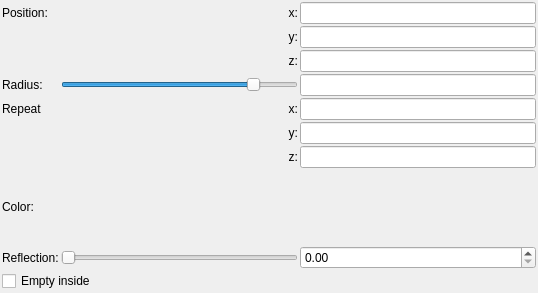
Before: the Qt Designer form mandelbulber2/qt_data/primitive_sphere.ui in buddhi1980/mandelbulber2, drawn with Qt 5.
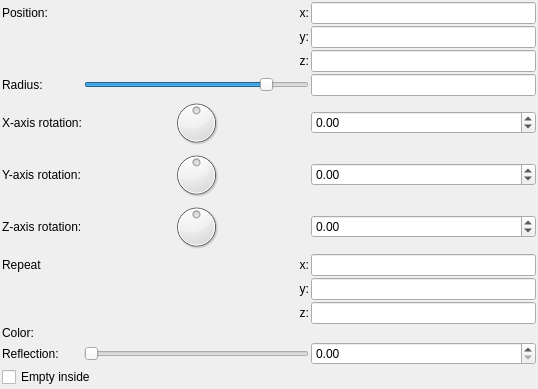
After: the same form once the commit is applied. Custom widgets are drawn as their Qt base class.

Commit message:
rotation for primitive_sphere to affect repeat
added rotation for sphere
added rotation to the ui file
cleaned up some code in primitives

The edit to the form file:
```diff
--- a/mandelbulber2/qt_data/primitive_sphere.ui
+++ b/mandelbulber2/qt_data/primitive_sphere.ui
@@ -34,8 +34,25 @@
      <property name="spacing">
       <number>2</number>
      </property>
-     <item row="4" column="2">
-      <widget class="MyLineEdit" name="vect3_repeat_x">
+     <item row="0" column="0">
+      <widget class="QLabel" name="label_10">
+       <property name="text">
+        <string>Position:</string>
+       </property>
+      </widget>
+     </item>     
+     <item row="0" column="1">
+      <widget class="QLabel" name="label_11">
+       <property name="text">
+        <string>x:</string>
+       </property>
+       <property name="alignment">
+        <set>Qt::AlignRight|Qt::AlignTrailing|Qt::AlignVCenter</set>
+       </property>
+      </widget>
+     </item>
+     <item row="0" column="2">
+      <widget class="MyLineEdit" name="vect3_position_x">
        <property name="sizePolicy">
         <sizepolicy hsizetype="Expanding" vsizetype="Maximum">
          <horstretch>0</horstretch>
@@ -44,25 +61,43 @@
        </property>
       </widget>
      </item>
-     <item row="8" column="1">
-      <widget class="QSlider" name="slider_reflection">
+     <item row="1" column="1">
+      <widget class="QLabel" name="label_12">
+       <property name="text">
+        <string>y:</string>
+       </property>
+       <property name="alignment">
+        <set>Qt::AlignRight|Qt::AlignTrailing|Qt::AlignVCenter</set>
+       </property>
+      </widget>
+     </item>
+     <item row="1" column="2">
+      <widget class="MyLineEdit" name="vect3_position_y">
        <property name="sizePolicy">
         <sizepolicy hsizetype="Expanding" vsizetype="Maximum">
          <horstretch>0</horstretch>
          <verstretch>0</verstretch>
         </sizepolicy>
        </property>
-       <property name="minimum">
-        <number>0</number>
+      </widget>
+     </item>
+     <item row="2" column="1">
+      <widget class="QLabel" name="label_13">
+       <property name="text">
+        <string>z:</string>
        </property>
-       <property name="maximum">
-        <number>100</number>
+       <property name="alignment">
+        <set>Qt::AlignRight|Qt::AlignTrailing|Qt::AlignVCenter</set>
        </property>
-       <property name="singleStep">
-        <number>1</number>
-       </property>
-       <property name="orientation">
-        <enum>Qt::Horizontal</enum>
+      </widget>
+     </item>
+     <item row="2" column="2">
+      <widget class="MyLineEdit" name="vect3_position_z">
+       <property name="sizePolicy">
+        <sizepolicy hsizetype="Expanding" vsizetype="Maximum">
+         <horstretch>0</horstretch>
+         <verstretch>0</verstretch>
+        </sizepolicy>
        </property>
       </widget>
      </item>
@@ -73,46 +108,6 @@
        </property>
       </widget>
      </item>
-     <item row="1" column="2">
-      <widget class="MyLineEdit" name="vect3_position_y">
-       <property name="sizePolicy">
-        <sizepolicy hsizetype="Expanding" vsizetype="Maximum">
-         <horstretch>0</horstretch>
-         <verstretch>0</verstretch>
-        </sizepolicy>
-       </property>
-      </widget>
-     </item>
-     <item row="6" column="1">
-      <widget class="QLabel" name="label_repeat_z_2">
-       <property name="text">
-        <string>z:</string>
-       </property>
-       <property name="alignment">
-        <set>Qt::AlignRight|Qt::AlignTrailing|Qt::AlignVCenter</set>
-       </property>
-      </widget>
-     </item>
-     <item row="4" column="1">
-      <widget class="QLabel" name="label_repeat_x_2">
-       <property name="text">
-        <string>x:</string>
-       </property>
-       <property name="alignment">
-        <set>Qt::AlignRight|Qt::AlignTrailing|Qt::AlignVCenter</set>
-       </property>
-      </widget>
-     </item>
-     <item row="0" column="1">
-      <widget class="QLabel" name="label_11">
-       <property name="text">
-        <string>x:</string>
-       </property>
-       <property name="alignment">
-        <set>Qt::AlignRight|Qt::AlignTrailing|Qt::AlignVCenter</set>
-       </property>
-      </widget>
-     </item>
      <item row="3" column="1">
       <widget class="QSlider" name="logslider_radius">
        <property name="sizePolicy">
@@ -149,97 +144,260 @@
       </widget>
      </item>
      <item row="4" column="0">
+      <widget class="QLabel" name="label_x_rotation">
+       <property name="text">
+        <string>X-axis rotation:</string>
+       </property>
+      </widget>
+     </item>
+     <item row="4" column="1">
+      <widget class="QDial" name="dial3_rotation_x">
+       <property name="minimum">
+        <number>-18000</number>
+       </property>
+       <property name="maximum">
+        <number>18000</number>
+       </property>
+       <property name="wrapping">
+        <bool>true</bool>
+       </property>
+      </widget>
+     </item>
+     <item row="4" column="2">
+      <widget class="MyDoubleSpinBox" name="spinboxd3_rotation_x">
+       <property name="sizePolicy">
+        <sizepolicy hsizetype="Minimum" vsizetype="Maximum">
+         <horstretch>0</horstretch>
+         <verstretch>0</verstretch>
+        </sizepolicy>
+       </property>
+       <property name="prefix">
+        <string/>
+       </property>
+       <property name="suffix">
+        <string/>
+       </property>
+       <property name="decimals">
+        <number>2</number>
+       </property>
+       <property name="minimum">
+        <double>-36000.000000000000000</double>
+       </property>
+       <property name="maximum">
+        <double>36000.000000000000000</double>
+       </property>
+       <property name="singleStep">
+        <double>0.100000000000000</double>
+       </property>
+      </widget>
+     </item>
+     <item row="5" column="0">
+      <widget class="QLabel" name="label_y_rotation">
+       <property name="text">
+        <string>Y-axis rotation:</string>
+       </property>
+      </widget>
+     </item>
+     <item row="5" column="1">
+      <widget class="QDial" name="dial3_rotation_y">
+       <property name="minimum">
+        <number>-18000</number>
+       </property>
+       <property name="maximum">
+        <number>18000</number>
+       </property>
+       <property name="wrapping">
+        <bool>true</bool>
+       </property>
+      </widget>
+     </item>
+     <item row="5" column="2">
+      <widget class="MyDoubleSpinBox" name="spinboxd3_rotation_y">
+       <property name="sizePolicy">
+        <sizepolicy hsizetype="Minimum" vsizetype="Maximum">
+         <horstretch>0</horstretch>
+         <verstretch>0</verstretch>
+        </sizepolicy>
+       </property>
+       <property name="prefix">
+        <string/>
+       </property>
+       <property name="suffix">
+        <string/>
+       </property>
+       <property name="decimals">
+        <number>2</number>
+       </property>
+       <property name="minimum">
+        <double>-36000.000000000000000</double>
+       </property>
+       <property name="maximum">
+        <double>36000.000000000000000</double>
+       </property>
+       <property name="singleStep">
+        <double>0.100000000000000</double>
+       </property>
+      </widget>
+     </item>
+     <item row="6" column="0">
+      <widget class="QLabel" name="label_z_rotation">
+       <property name="text">
+        <string>Z-axis rotation:</string>
+       </property>
+      </widget>
+     </item>
+     <item row="6" column="1">
+      <widget class="QDial" name="dial3_rotation_z">
+       <property name="minimum">
+        <number>-18000</number>
+       </property>
+       <property name="maximum">
+        <number>18000</number>
+       </property>
+       <property name="wrapping">
+        <bool>true</bool>
+       </property>
+      </widget>
+     </item>
+     <item row="6" column="2">
+      <widget class="MyDoubleSpinBox" name="spinboxd3_rotation_z">
+       <property name="sizePolicy">
+        <sizepolicy hsizetype="Minimum" vsizetype="Maximum">
+         <horstretch>0</horstretch>
+         <verstretch>0</verstretch>
+        </sizepolicy>
+       </property>
+       <property name="prefix">
+        <string/>
+       </property>
+       <property name="suffix">
+        <string/>
+       </property>
+       <property name="decimals">
+        <number>2</number>
+       </property>
+       <property name="minimum">
+        <double>-36000.000000000000000</double>
+       </property>
+       <property name="maximum">
+        <double>36000.000000000000000</double>
+       </property>
+       <property name="singleStep">
+        <double>0.100000000000000</double>
+       </property>
+      </widget>
+     </item>
+     <item row="7" column="0">
       <widget class="QLabel" name="label_2">
        <property name="text">
         <string>Repeat</string>
        </property>
       </widget>
      </item>
-     <item row="0" column="2">
-      <widget class="MyLineEdit" name="vect3_position_x">
-       <property name="sizePolicy">
-        <sizepolicy hsizetype="Expanding" vsizetype="Maximum">
-         <horstretch>0</horstretch>
-         <verstretch>0</verstretch>
-        </sizepolicy>
-       </property>
-      </widget>
-     </item>
-     <item row="1" column="1">
-      <widget class="QLabel" name="label_12">
+     <item row="7" column="1">
+      <widget class="QLabel" name="label_repeat_x_2">
        <property name="text">
-        <string>y:</string>
+        <string>x:</string>
        </property>
        <property name="alignment">
         <set>Qt::AlignRight|Qt::AlignTrailing|Qt::AlignVCenter</set>
        </property>
       </widget>
      </item>
-     <item row="5" column="2">
-      <widget class="MyLineEdit" name="vect3_repeat_y">
-       <property name="sizePolicy">
-        <sizepolicy hsizetype="Expanding" vsizetype="Maximum">
-         <horstretch>0</horstretch>
-         <verstretch>0</verstretch>
-        </sizepolicy>
-       </property>
-      </widget>
-     </item>
      <item row="7" column="2">
+      <widget class="MyLineEdit" name="vect3_repeat_x">
+       <property name="sizePolicy">
+        <sizepolicy hsizetype="Expanding" vsizetype="Maximum">
+         <horstretch>0</horstretch>
+         <verstretch>0</verstretch>
+        </sizepolicy>
+       </property>
+      </widget>
+     </item>
+     <item row="8" column="1">
+      <widget class="QLabel" name="label_repeat_y_2">
+       <property name="text">
+        <string>y:</string>
+       </property>
+       <property name="alignment">
+        <set>Qt::AlignRight|Qt::AlignTrailing|Qt::AlignVCenter</set>
+       </property>
+      </widget>
+     </item>
+     <item row="8" column="2">
+      <widget class="MyLineEdit" name="vect3_repeat_y">
+       <property name="sizePolicy">
+        <sizepolicy hsizetype="Expanding" vsizetype="Maximum">
+         <horstretch>0</horstretch>
+         <verstretch>0</verstretch>
+        </sizepolicy>
+       </property>
+      </widget>
+     </item>
+     <item row="9" column="1">
+      <widget class="QLabel" name="label_repeat_z_2">
+       <property name="text">
+        <string>z:</string>
+       </property>
+       <property name="alignment">
+        <set>Qt::AlignRight|Qt::AlignTrailing|Qt::AlignVCenter</set>
+       </property>
+      </widget>
+     </item>
+     <item row="9" column="2">
+      <widget class="MyLineEdit" name="vect3_repeat_z">
+       <property name="sizePolicy">
+        <sizepolicy hsizetype="Expanding" vsizetype="Maximum">
+         <horstretch>0</horstretch>
+         <verstretch>0</verstretch>
+        </sizepolicy>
+       </property>
+      </widget>
+     </item>
+     <item row="10" column="0">
+      <widget class="QLabel" name="label_18">
+       <property name="text">
+        <string>Color:</string>
+       </property>
+      </widget>
+     </item>
+     <item row="10" column="2">
       <widget class="MyColorButton" name="colorButton_color" native="true">
        <property name="text" stdset="0">
         <string>PushButton</string>
        </property>
       </widget>
      </item>
-     <item row="6" column="2">
-      <widget class="MyLineEdit" name="vect3_repeat_z">
-       <property name="sizePolicy">
-        <sizepolicy hsizetype="Expanding" vsizetype="Maximum">
-         <horstretch>0</horstretch>
-         <verstretch>0</verstretch>
-        </sizepolicy>
-       </property>
-      </widget>
-     </item>
-     <item row="8" column="0">
+     <item row="11" column="0">
       <widget class="QLabel" name="label_19">
        <property name="text">
         <string>Reflection:</string>
        </property>
       </widget>
      </item>
-     <item row="5" column="1">
-      <widget class="QLabel" name="label_repeat_y_2">
-       <property name="text">
-        <string>y:</string>
-       </property>
-       <property name="alignment">
-        <set>Qt::AlignRight|Qt::AlignTrailing|Qt::AlignVCenter</set>
-       </property>
-      </widget>
-     </item>
-     <item row="2" column="2">
-      <widget class="MyLineEdit" name="vect3_position_z">
+     <item row="11" column="1">
+      <widget class="QSlider" name="slider_reflection">
        <property name="sizePolicy">
         <sizepolicy hsizetype="Expanding" vsizetype="Maximum">
          <horstretch>0</horstretch>
          <verstretch>0</verstretch>
         </sizepolicy>
        </property>
-      </widget>
-     </item>
-     <item row="2" column="1">
-      <widget class="QLabel" name="label_13">
-       <property name="text">
-        <string>z:</string>
+       <property name="minimum">
+        <number>0</number>
        </property>
-       <property name="alignment">
-        <set>Qt::AlignRight|Qt::AlignTrailing|Qt::AlignVCenter</set>
+       <property name="maximum">
+        <number>100</number>
        </property>
+       <property name="singleStep">
+        <number>1</number>
+       </property>
+       <property name="orientation">
+        <enum>Qt::Horizontal</enum>
+       </property>
       </widget>
      </item>
-     <item row="8" column="2">
+     <item row="11" column="2">
       <widget class="MyDoubleSpinBox" name="spinbox_reflection">
        <property name="sizePolicy">
         <sizepolicy hsizetype="Minimum" vsizetype="Maximum">
@@ -267,7 +425,7 @@
        </property>
       </widget>
      </item>
-     <item row="9" column="0" colspan="2">
+     <item row="12" column="0" colspan="2">
       <widget class="MyCheckBox" name="checkBox_empty">
        <property name="sizePolicy">
         <sizepolicy hsizetype="Minimum" vsizetype="Maximum">
@@ -280,20 +438,6 @@
        </property>
       </widget>
      </item>
-     <item row="7" column="0">
-      <widget class="QLabel" name="label_18">
-       <property name="text">
-        <string>Color:</string>
-       </property>
-      </widget>
-     </item>
-     <item row="0" column="0">
-      <widget class="QLabel" name="label_10">
-       <property name="text">
-        <string>Position:</string>
-       </property>
-      </widget>
-     </item>
     </layout>
    </item>
   </layout>
```
The commit also changes 2 other files.
